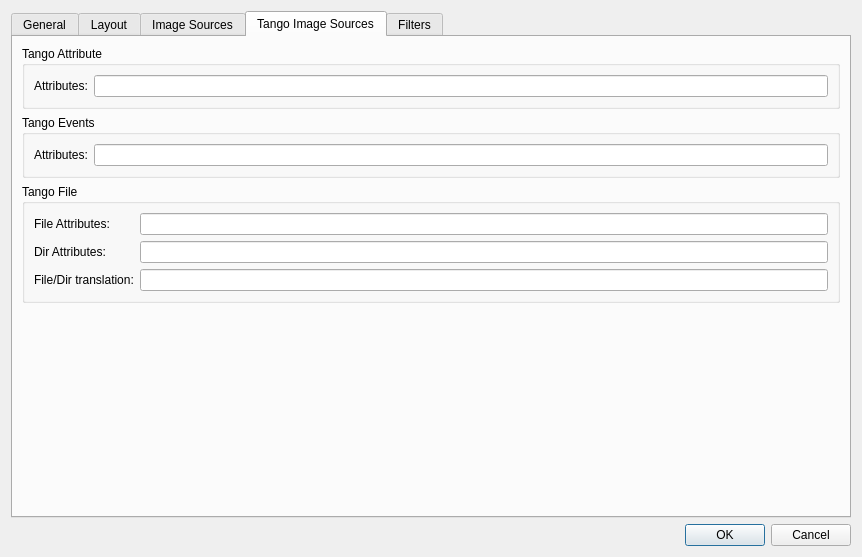
Qt form lavuelib/ui/ConfigDialog.ui (syncope/lavue) before a commit.
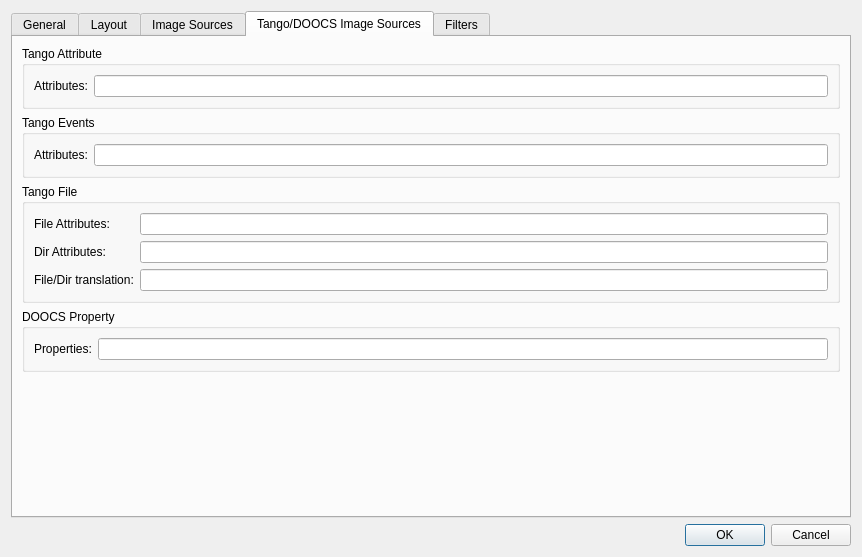
The same form after that commit. The open tabs and pages were chosen to show the change.

Diff of the .ui file:
```diff
--- a/lavuelib/ui/ConfigDialog.ui
+++ b/lavuelib/ui/ConfigDialog.ui
@@ -1179,7 +1179,7 @@
        </widget>
        <widget class="QWidget" name="tangosourceTab">
         <attribute name="title">
-         <string>Tango Image Sources</string>
+         <string>Tango/DOOCS Image Sources</string>
         </attribute>
         <layout class="QGridLayout" name="gridLayout_48">
          <item row="0" column="0">
@@ -1318,9 +1318,35 @@
              </layout>
             </widget>
            </item>
+           <item>
+            <widget class="QGroupBox" name="doocspropGroupBox">
+             <property name="title">
+              <string>DOOCS Property</string>
+             </property>
+             <layout class="QGridLayout" name="gridLayout_23">
+              <item row="0" column="0">
+               <layout class="QGridLayout" name="gridLayout_19">
+                <item row="0" column="0">
+                 <widget class="QLabel" name="doocspropLabel">
+                  <property name="text">
+                   <string>Properties:</string>
+                  </property>
+                  <property name="buddy">
+                   <cstring>doocspropLineEdit</cstring>
+                  </property>
+                 </widget>
+                </item>
+                <item row="0" column="1">
+                 <widget class="QLineEdit" name="doocspropLineEdit"/>
+                </item>
+               </layout>
+              </item>
+             </layout>
+            </widget>
+           </item>
           </layout>
          </item>
-         <item row="1" column="0">
+         <item row="3" column="0">
           <spacer name="verticalSpacer_7">
            <property name="orientation">
             <enum>Qt::Vertical</enum>
```
